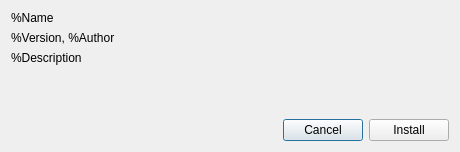
Before: the Qt Designer form src/ui/Extensions/installextension.ui in notepadqq/notepadqq, drawn with Qt 5.
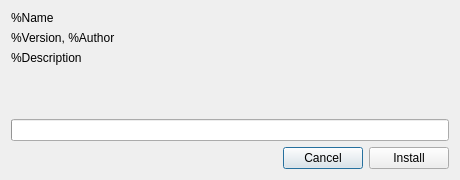
After: the same form once the commit is applied. Icons and pictures are not drawn.

Commit message: Show progress bar while installing extensions

```diff
--- a/src/ui/Extensions/installextension.ui
+++ b/src/ui/Extensions/installextension.ui
@@ -7,7 +7,7 @@
     <x>0</x>
     <y>0</y>
     <width>460</width>
-    <height>152</height>
+    <height>180</height>
    </rect>
   </property>
   <property name="windowTitle">
@@ -71,6 +71,16 @@
      </property>
     </spacer>
    </item>
+   <item>
+    <widget class="QProgressBar" name="progressBar">
+     <property name="value">
+      <number>0</number>
+     </property>
+     <property name="textVisible">
+      <bool>false</bool>
+     </property>
+    </widget>
+   </item>
    <item>
     <layout class="QHBoxLayout" name="horizontalLayout">
      <item>
```
The commit also changes 4 other files.
